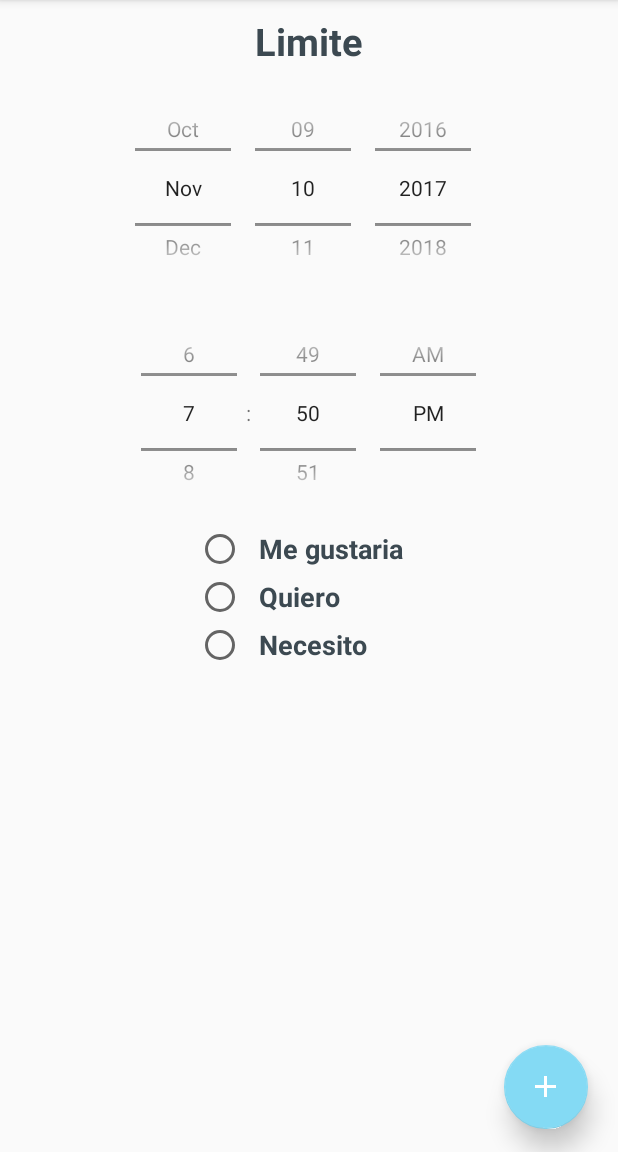
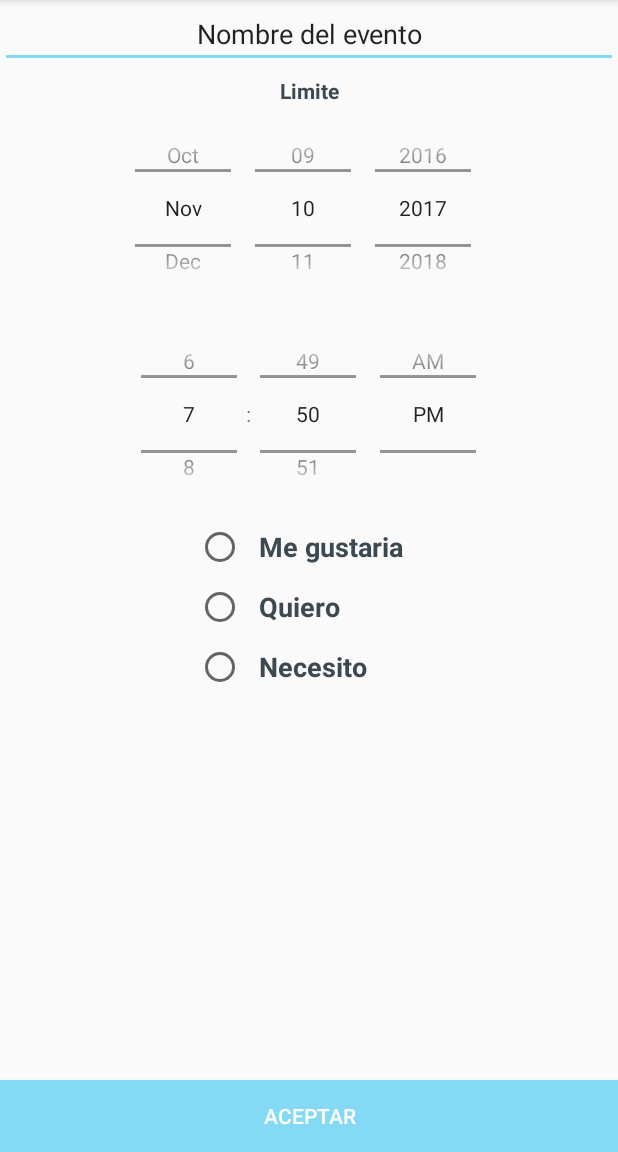
Before and after one commit to jvann/Mindset, an Android app: the EventActivity screen opened directly, with no data from a screen before it, on a phone screen of 412 x 824 dp, the part 84-1236 px from its top. Run offline under Robolectric (Android 15) with nearby library versions, the phone set to English and light mode, and no system bars.

```diff
--- a/Mindset/app/src/main/java/itesm/mx/mindset/EventActivity.java
+++ b/Mindset/app/src/main/java/itesm/mx/mindset/EventActivity.java
@@ -5,22 +5,33 @@ import android.support.design.widget.FloatingActionButton;
 import android.support.v7.app.AppCompatActivity;
 import android.os.Bundle;
 import android.view.View;
+import android.widget.Button;
 import android.widget.Toast;
 
-public class EventActivity extends AppCompatActivity {
+public class EventActivity extends AppCompatActivity implements View.OnClickListener {
+
+    private Button btnAccept;
 
     @Override
     protected void onCreate(Bundle savedInstanceState) {
         super.onCreate(savedInstanceState);
         setContentView(R.layout.activity_event);
 
-        FloatingActionButton fab = (FloatingActionButton) findViewById(R.id.fab_add);
-        fab.setOnClickListener(new View.OnClickListener() {
-            @Override
-            public void onClick(View view) {
-                Toast.makeText(EventActivity.this, "Actividad creada", Toast.LENGTH_SHORT).show();
-            }
-        });
+        btnAccept = (Button) findViewById(R.id.button_accept_event);
+        btnAccept.setOnClickListener(this);
+//        FloatingActionButton fab = (FloatingActionButton) findViewById(R.id.fab_add);
+//        fab.setOnClickListener(new View.OnClickListener() {
+//            @Override
+//            public void onClick(View view) {
+//                Toast.makeText(EventActivity.this, "Actividad creada", Toast.LENGTH_SHORT).show();
+//            }
+//        });
 
     }
+
+    @Override
+    public void onClick(View view) {
+        Toast.makeText(this, "Actividad creada", Toast.LENGTH_SHORT).show();
+        finish();
+    }
 }
--- a/Mindset/app/src/main/res/layout/activity_event.xml
+++ b/Mindset/app/src/main/res/layout/activity_event.xml
@@ -7,28 +7,37 @@
     android:orientation="vertical"
     tools:context="itesm.mx.mindset.EventActivity">
 
+    <EditText
+        android:id="@+id/editText"
+        android:layout_width="match_parent"
+        android:layout_height="wrap_content"
+        android:ems="10"
+        android:inputType="textPersonName"
+        android:text="Nombre del evento"
+        android:textAlignment="center" />
+
     <TextView
         android:id="@+id/textView2"
         android:layout_width="match_parent"
-        android:layout_height="50dp"
-        android:paddingTop="10dp"
+        android:layout_height="wrap_content"
+        android:paddingTop="5dp"
         android:text="Limite"
         android:textAlignment="center"
         android:textColor="#3c4951"
-        android:textSize="25sp"
+        android:textSize="14sp"
         android:textStyle="bold" />
 
     <DatePicker
         android:id="@+id/datePicker3"
         android:layout_width="match_parent"
-        android:layout_height="150dp"
+        android:layout_height="137dp"
         android:calendarViewShown="false"
         android:datePickerMode="spinner" />
 
     <TimePicker
         android:id="@+id/timePicker2"
         android:layout_width="match_parent"
-        android:layout_height="150dp"
+        android:layout_height="137dp"
         android:timePickerMode="spinner" />
 
     <RelativeLayout
@@ -38,13 +47,14 @@
         <RadioGroup
             android:layout_width="wrap_content"
             android:layout_height="match_parent"
+            android:layout_above="@+id/button"
             android:layout_alignParentTop="true"
             android:layout_centerHorizontal="true">
 
             <RadioButton
                 android:id="@+id/radioButton"
                 android:layout_width="match_parent"
-                android:layout_height="wrap_content"
+                android:layout_height="40dp"
                 android:checked="false"
                 android:paddingLeft="10dp"
                 android:text="Me gustaria"
@@ -56,7 +66,7 @@
             <RadioButton
                 android:id="@+id/radioButton2"
                 android:layout_width="match_parent"
-                android:layout_height="wrap_content"
+                android:layout_height="40dp"
                 android:paddingLeft="10dp"
                 android:text="Quiero"
                 android:textAlignment="viewStart"
@@ -67,7 +77,7 @@
             <RadioButton
                 android:id="@+id/radioButton3"
                 android:layout_width="150dp"
-                android:layout_height="wrap_content"
+                android:layout_height="40dp"
                 android:layout_margin="0dp"
                 android:paddingLeft="10dp"
                 android:text="Necesito"
@@ -78,21 +88,33 @@
 
         </RadioGroup>
 
-        <android.support.design.widget.FloatingActionButton
-            android:id="@+id/fab_add"
-            android:layout_width="wrap_content"
+        <Button
+            android:id="@+id/button_accept_event"
+            android:layout_width="match_parent"
             android:layout_height="wrap_content"
             android:layout_alignParentBottom="true"
-            android:layout_alignParentEnd="true"
-            android:layout_marginBottom="15dp"
-            android:layout_marginEnd="20dp"
-            android:clickable="true"
-            android:paddingLeft="0dp"
-            app:elevation="10dp"
-            app:fabSize="normal"
-            app:srcCompat="@mipmap/ic_add_white_24dp"
-            tools:layout_editor_absoluteX="16dp"
-            tools:layout_editor_absoluteY="455dp" />
+            android:layout_alignParentStart="true"
+            android:layout_weight="1"
+            android:background="@color/colorAccent"
+            android:text="Aceptar"
+            android:textColor="#FFFFFF" />
+
+        <!--<android.support.design.widget.FloatingActionButton-->
+            <!--android:id="@+id/fab_add"-->
+            <!--android:layout_width="wrap_content"-->
+            <!--android:layout_height="wrap_content"-->
+            <!--android:layout_alignParentBottom="true"-->
+            <!--android:layout_alignParentEnd="true"-->
+            <!--android:layout_marginBottom="15dp"-->
+            <!--android:layout_marginEnd="20dp"-->
+            <!--android:clickable="true"-->
+            <!--android:paddingLeft="0dp"-->
+            <!--app:elevation="10dp"-->
+            <!--app:fabSize="normal"-->
+            <!--app:srcCompat="@mipmap/ic_add_white_24dp"-->
+            <!--tools:layout_editor_absoluteX="16dp"-->
+            <!--tools:layout_editor_absoluteY="455dp" />-->
+
     </RelativeLayout>
 
 </LinearLayout>
--- a/Mindset/app/src/main/res/values/colors.xml
+++ b/Mindset/app/src/main/res/values/colors.xml
@@ -1,6 +1,6 @@
 <?xml version="1.0" encoding="utf-8"?>
 <resources>
-    <color name="colorPrimary">#3F51B5</color>
-    <color name="colorPrimaryDark">#303F9F</color>
-    <color name="colorAccent">#FF4081</color>
+    <color name="colorPrimary">#84f4d6</color>
+    <color name="colorPrimaryDark">#92fce0</color>
+    <color name="colorAccent">#84daf4</color>
 </resources>
```
Also changed, not shown: Mindset/app/src/main/java/itesm/mx/mindset/CalendarFragment.java (+112 -7 lines), Mindset/app/src/main/java/itesm/mx/mindset/Event.java (added, +75 -0 lines), Mindset/app/src/main/java/itesm/mx/mindset/EventAdapter.java (added, +43 -0 lines), Mindset/app/src/main/java/itesm/mx/mindset/MasterData.java (added, +76 -0 lines), Mindset/app/src/main/java/itesm/mx/mindset/OnItemClickedListener.java (added, +9 -0 lines), Mindset/app/src/main/res/layout/fragment_calendar.xml (+20 -16 lines), Mindset/app/src/main/res/layout/row_event.xml (added, +43 -0 lines).
